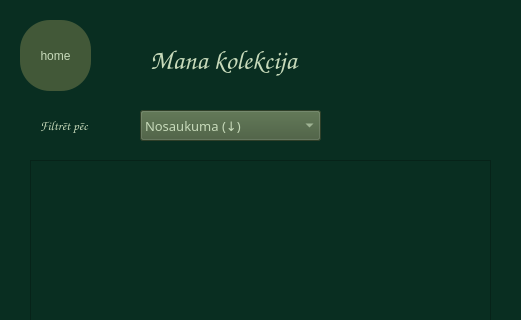
Before: the Qt Designer form ui/collection.ui in tebuu24/Senu-kolekcionars-2025, drawn with Qt 5; both pictures show x 0 to 521 and y 0 to 320 of the 521 by 850 pixel window.
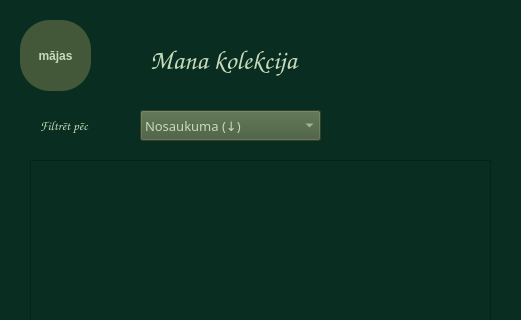
After: the same form once the commit is applied.

```diff
--- a/ui/collection.ui
+++ b/ui/collection.ui
@@ -228,13 +228,19 @@
       <height>71</height>
      </rect>
     </property>
+    <property name="font">
+     <font>
+      <weight>75</weight>
+      <bold>true</bold>
+     </font>
+    </property>
     <property name="styleSheet">
      <string notr="true">border-radius: 30px;
 background-color: rgb(66, 88, 56);
 color: rgb(199, 218, 186);</string>
     </property>
     <property name="text">
-     <string>home</string>
+     <string>mājas</string>
     </property>
    </widget>
    <widget class="QLabel" name="collectiontitle_2">
```
